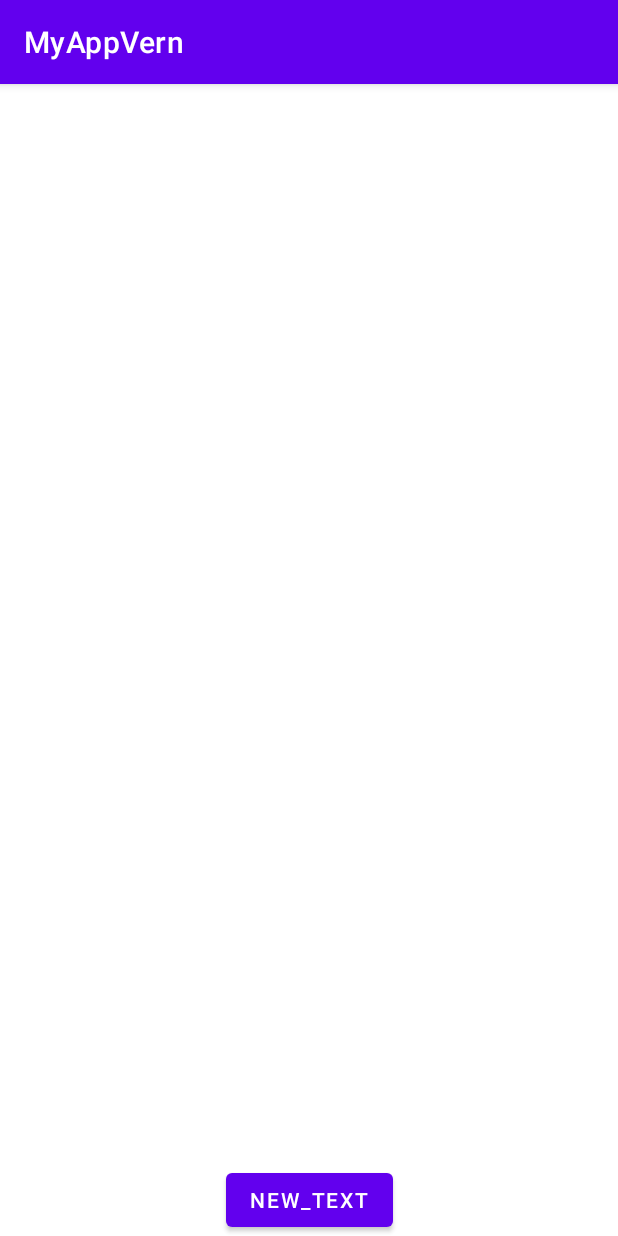
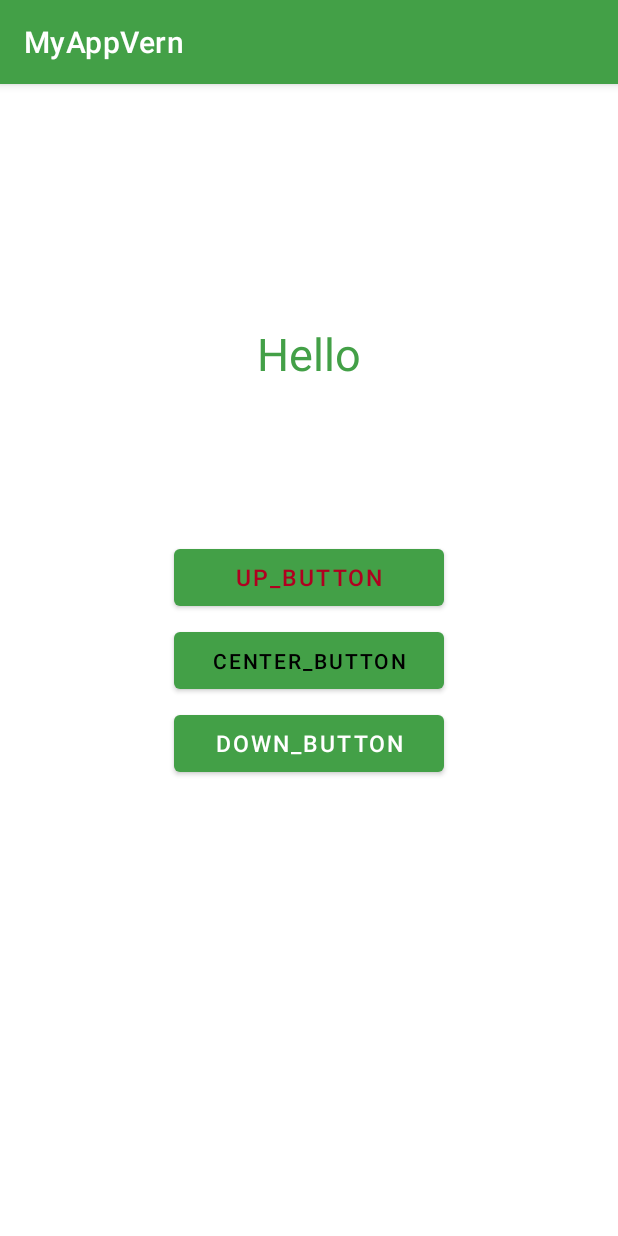
Before and after one commit to IlyaVern/FinalAttestation, an Android app: the screen it shows after launch (MainActivity), on a phone screen of 412 x 824 dp. Run offline under Robolectric (Android 15) with nearby library versions, the phone set to English and light mode, and no system bars.

Commit message:
“SR7”

```diff
--- a/app/src/main/res/layout/activity_main.xml
+++ b/app/src/main/res/layout/activity_main.xml
@@ -1,6 +1,5 @@
 <?xml version="1.0" encoding="utf-8"?>
-<androidx.constraintlayout.widget.ConstraintLayout
-    xmlns:android="http://schemas.android.com/apk/res/android"
+<androidx.constraintlayout.widget.ConstraintLayout xmlns:android="http://schemas.android.com/apk/res/android"
     xmlns:app="http://schemas.android.com/apk/res-auto"
     xmlns:tools="http://schemas.android.com/tools"
     android:layout_width="match_parent"
@@ -8,23 +7,46 @@
     tools:context=".MainActivity">
 
     <TextView
-        android:id="@+id/hello_world_text_view"
+        android:id="@+id/textView"
         android:layout_width="wrap_content"
         android:layout_height="wrap_content"
-        app:layout_constraintBottom_toBottomOf="parent"
-        app:layout_constraintLeft_toLeftOf="parent"
-        app:layout_constraintRight_toRightOf="parent"
-        app:layout_constraintTop_toTopOf="parent"/>
+        android:text="@string/hello"
+        app:layout_constraintBottom_toTopOf="@+id/center_button"
+        app:layout_constraintEnd_toEndOf="parent"
+        app:layout_constraintStart_toStartOf="parent"
+        app:layout_constraintTop_toTopOf="parent" />
 
     <Button
-        android:id="@+id/new_text_button"
-        android:layout_width="wrap_content"
-        android:layout_height="wrap_content"
-        android:text="@string/new_text"
+        android:id="@+id/center_button"
+        android:layout_width="180sp"
+        android:layout_height="50sp"
+        android:text="center_button"
         app:layout_constraintBottom_toBottomOf="parent"
+        app:layout_constraintEnd_toEndOf="parent"
+        app:layout_constraintStart_toStartOf="parent"
+        app:layout_constraintTop_toTopOf="parent" />
+
+    <Button
+        style="@style/Theme.MyAppVern.Down_Button"
+        android:id="@+id/down_button"
+        android:layout_width="180sp"
+        android:layout_height="50sp"
+        android:layout_marginTop="5sp"
+        android:text="down_button"
+        app:layout_constraintEnd_toEndOf="parent"
+        app:layout_constraintStart_toStartOf="parent"
+        app:layout_constraintTop_toBottomOf="@+id/center_button" />
+
+    <Button
+        style="@style/Theme.MyAppVern.Up_Button"
+        android:id="@+id/up_button"
+        android:layout_width="180sp"
+        android:layout_height="50sp"
+        android:layout_marginBottom="5sp"
+        android:text="up_button"
+        app:layout_constraintBottom_toTopOf="@+id/center_button"
         app:layout_constraintEnd_toEndOf="parent"
         app:layout_constraintStart_toStartOf="parent" />
 
 
-
 </androidx.constraintlayout.widget.ConstraintLayout>
--- a/app/src/main/res/values/strings.xml
+++ b/app/src/main/res/values/strings.xml
@@ -2,4 +2,5 @@
     <string name="app_name">MyAppVern</string>
     <string name="helloworld">HelloWorld</string>
     <string name="new_text">new_text</string>
+    <string name="hello">Hello</string>
 </resources>
--- a/app/src/main/res/values/themes.xml
+++ b/app/src/main/res/values/themes.xml
@@ -2,9 +2,9 @@
     <!-- Base application theme. -->
     <style name="Theme.MyAppVern" parent="Theme.MaterialComponents.DayNight.DarkActionBar">
         <!-- Primary brand color. -->
-        <item name="colorPrimary">@color/purple_500</item>
-        <item name="colorPrimaryVariant">@color/purple_700</item>
-        <item name="colorOnPrimary">@color/white</item>
+        <item name="colorPrimary">#43A047</item>
+        <item name="colorPrimaryVariant">#43A047</item>
+        <item name="colorOnPrimary">@color/black</item>
         <!-- Secondary brand color. -->
         <item name="colorSecondary">@color/teal_200</item>
         <item name="colorSecondaryVariant">@color/teal_700</item>
@@ -12,5 +12,23 @@
         <!-- Status bar color. -->
         <item name="android:statusBarColor" tools:targetApi="l">?attr/colorPrimaryVariant</item>
         <!-- Customize your theme here. -->
+        <item name="android:textViewStyle">@style/Theme.MyAppVern.TextView</item>
+
     </style>
+    <style name="Theme.MyAppVern.TextView" parent="Widget.MaterialComponents.TextView">
+        <item name="android:textSize">30sp</item>
+        <item name="android:textColor">#43A047</item>
+    </style>
+
+    <style name ="Theme.MyAppVern.Down_Button" parent="Widget.MaterialComponents.Button">
+        <item name="android:textSize">15sp</item>
+        <item name="android:textColor">@color/white</item>
+    </style>
+
+    <style name ="Theme.MyAppVern.Up_Button" parent="Widget.MaterialComponents.Button">
+        <item name="android:textSize">15sp</item>
+        <item name="android:textColor">@color/design_default_color_error</item>
+    </style>
+
+
 </resources>
```
